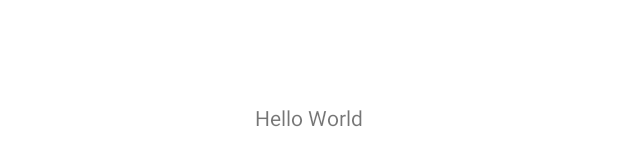
After one commit to edstlib/swipebottomview, an Android app: the layout main.xml on its own in the app's theme, with its tools: preview values and no code run, on a phone screen of 412 x 824 dp. The commit adds this screen. Shown: the part 500-666 px from the top of the screen. Run offline under Robolectric (Android 15) with nearby library versions, the phone set to English and light mode, and no system bars.

Commit message:
add main view

```diff
--- a/app/src/main/res/layout/activity_main.xml
+++ b/app/src/main/res/layout/activity_main.xml
@@ -5,12 +5,12 @@
     android:layout_width="match_parent"
     android:layout_height="match_parent"
     tools:context=".MainActivity">
-
     <id.co.edtslib.swipebottomview.SwipeBottomView
         android:id="@+id/swipeBottomView"
         app:title="@string/app_name"
         app:initialHeightPct="0.5"
-        app:content="@layout/content"
+        app:main="@layout/main"
+        app:slide="@layout/slide"
         app:bottom="@layout/bottom"
         android:layout_width="match_parent"
         android:layout_height="match_parent" />
--- /dev/null
+++ b/app/src/main/res/layout/main.xml
@@ -0,0 +1,11 @@
+<?xml version="1.0" encoding="utf-8"?>
+<FrameLayout xmlns:android="http://schemas.android.com/apk/res/android"
+    android:layout_width="match_parent"
+    android:layout_height="match_parent">
+    <TextView
+        android:id="@+id/textView"
+        android:layout_gravity="center"
+        android:text="Hello World"
+        android:layout_width="wrap_content"
+        android:layout_height="wrap_content" />
+</FrameLayout>
--- a/swipebottomview/src/main/res/layout/view_bottom_swipe.xml
+++ b/swipebottomview/src/main/res/layout/view_bottom_swipe.xml
@@ -15,8 +15,9 @@
         android:layout_weight="1"
         android:layout_height="0dp">
         <FrameLayout
-            android:layout_width="0dp"
-            android:layout_height="0dp" />
+            android:id="@+id/flMain"
+            android:layout_width="match_parent"
+            android:layout_height="match_parent" />
         <androidx.constraintlayout.widget.ConstraintLayout
             android:id="@+id/clContent"
             android:background="@drawable/bg_bottom_round"
--- a/swipebottomview/src/main/res/values/attrs.xml
+++ b/swipebottomview/src/main/res/values/attrs.xml
@@ -3,7 +3,8 @@
     <declare-styleable name="SwipeBottomView">
         <attr name="title" format="string" />
         <attr name="titleStyle" format="reference" />
-        <attr name="content" format="reference" />
+        <attr name="main" format="reference" />
+        <attr name="slide" format="reference" />
         <attr name="bottom" format="reference" />
         <attr name="initialHeightPct" format="float" />
     </declare-styleable>
```
Also changed, not shown: app/src/main/java/id/co/edtslib/swipebottomview/example/MainActivity.kt (+8 -2 lines), swipebottomview/src/main/java/id/co/edtslib/swipebottomview/SwipeBottomView.kt (+11 -3 lines), app/src/main/res/layout/slide.xml (renamed from app/src/main/res/layout/content.xml), 1 other file.
